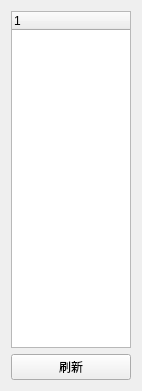
This is CleverManagerV3/cabinets/cab_treewid.ui in ChinaClever/CleverManagerV3 as Qt 5 draws it before an edit. The edited form follows.
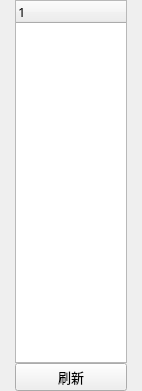
This is the edited form.

What changed in the file:
```diff
--- a/CleverManagerV3/cabinets/cab_treewid.ui
+++ b/CleverManagerV3/cabinets/cab_treewid.ui
@@ -10,10 +10,31 @@
     <height>391</height>
    </rect>
   </property>
+  <property name="font">
+   <font>
+    <family>微软雅黑</family>
+    <pointsize>10</pointsize>
+   </font>
+  </property>
   <property name="windowTitle">
    <string>Form</string>
   </property>
   <layout class="QGridLayout" name="gridLayout">
+   <property name="leftMargin">
+    <number>15</number>
+   </property>
+   <property name="topMargin">
+    <number>0</number>
+   </property>
+   <property name="rightMargin">
+    <number>15</number>
+   </property>
+   <property name="bottomMargin">
+    <number>0</number>
+   </property>
+   <property name="spacing">
+    <number>0</number>
+   </property>
    <item row="0" column="0">
     <widget class="QTreeWidget" name="treeWidget">
      <column>
```
